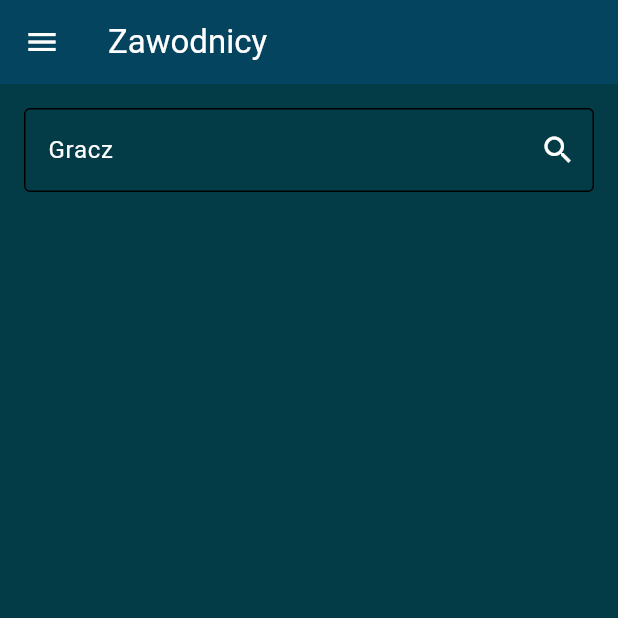
After one commit to KulAndy/bazaszachowa-flutter, a Flutter app: the Players screen opened directly, on a phone screen of 412 x 824 dp, the top half of it. The commit adds this screen. Run offline on Flutter 3.47's test engine with Material 3 defaults, Android fonts, the phone set to English and light mode, and no system bars; our stand-ins replace flutter_svg.

Commit message:
add players

```diff
--- a/lib/components/app/Menu.dart
+++ b/lib/components/app/Menu.dart
@@ -1,4 +1,5 @@
 import 'package:bazaszachowa_flutter/screens/Home.dart';
+import 'package:bazaszachowa_flutter/screens/Players.dart';
 import 'package:flutter/material.dart';
 import 'package:flutter_svg/flutter_svg.dart';
 
@@ -27,6 +28,17 @@ class Menu extends StatelessWidget {
               );
             },
           ),
+          ListTile(
+            leading: Icon(Icons.person_search),
+            title: const Text("Zawodnicy"),
+            onTap: () {
+              Navigator.of(context).push(
+                MaterialPageRoute(
+                  builder: (context) => Players(title: "Zawodnicy"),
+                ),
+              );
+            },
+          ),
         ],
       ),
     );
--- a/lib/components/info/Manifest.dart
+++ b/lib/components/info/Manifest.dart
@@ -69,7 +69,8 @@ class Manifest extends StatelessWidget {
                 text: 'licencją',
                 style: const TextStyle(color: Colors.blue),
                 recognizer: TapGestureRecognizer()
-                  ..onTap = () => _launchURL('https://example.com/license'),
+                  ..onTap = () =>
+                      _launchURL('https://bazaszachowa.smallhost.pl/license/'),
               ),
               const TextSpan(text: ' 🍺.'),
             ],
--- /dev/null
+++ b/lib/screens/Players.dart
@@ -0,0 +1,113 @@
+import 'dart:async';
+
+import 'package:bazaszachowa_flutter/ApiConfig..dart';
+import 'package:flutter/material.dart';
+import 'package:bazaszachowa_flutter/components/app/Menu.dart';
+
+class Players extends StatefulWidget {
+  const Players({super.key, required this.title});
+
+  final String title;
+
+  @override
+  State<Players> createState() => _PlayersState();
+}
+
+class _PlayersState extends State<Players> {
+  final TextEditingController _searchController = TextEditingController();
+  List<dynamic> _searchResults = [];
+  bool _isSearching = false;
+  Timer? _debounceTimer;
+
+  @override
+  void initState() {
+    super.initState();
+    _searchController.addListener(_onSearchChanged);
+  }
+
+  @override
+  void dispose() {
+    _searchController.removeListener(_onSearchChanged);
+    _searchController.dispose();
+    _debounceTimer?.cancel();
+    super.dispose();
+  }
+
+  void _onSearchChanged() {
+    _debounceTimer?.cancel();
+
+    _debounceTimer = Timer(const Duration(milliseconds: 500), () {
+      _searchPlayers(_searchController.text);
+    });
+  }
+
+  Future<void> _searchPlayers(String query) async {
+    if (query.isEmpty) {
+      setState(() {
+        _searchResults = [];
+      });
+      return;
+    }
+
+    setState(() {
+      _isSearching = true;
+    });
+
+    try {
+      final results = await ApiConfig.searchPlayer(query);
+      setState(() {
+        _searchResults = results;
+      });
+    } catch (e) {
+      _searchResults = [];
+    } finally {
+      setState(() {
+        _isSearching = false;
+      });
+    }
+  }
+
+  @override
+  Widget build(BuildContext context) {
+    return Scaffold(
+      appBar: AppBar(title: Text(widget.title)),
+      body: SingleChildScrollView(
+        child: Padding(
+          padding: const EdgeInsets.all(16.0),
+          child: Column(
+            children: [
+              TextField(
+                controller: _searchController,
+                decoration: InputDecoration(
+                  labelText: 'Gracz',
+                  hintText: 'Nazwisko, Imię',
+                  border: const OutlineInputBorder(),
+                  suffixIcon: IconButton(
+                    icon: const Icon(Icons.search),
+                    onPressed: () => _searchPlayers(_searchController.text),
+                  ),
+                ),
+              ),
+              const SizedBox(height: 20),
+              if (_isSearching)
+                const CircularProgressIndicator()
+              else if (_searchResults.isNotEmpty)
+                ListView.builder(
+                  shrinkWrap: true,
+                  physics: const NeverScrollableScrollPhysics(),
+                  itemCount: _searchResults.length,
+                  itemBuilder: (context, index) {
+                    final player = _searchResults[index];
+                    return Card(
+                      child: ListTile(title: Text(player), onTap: () {}),
+                    );
+                  },
+                ),
+            ],
+          ),
+        ),
+      ),
+      drawer: const Menu(),
+    );
+  }
+}
```
Also changed, not shown: lib/ApiConfig..dart (added, +33 -0 lines).
